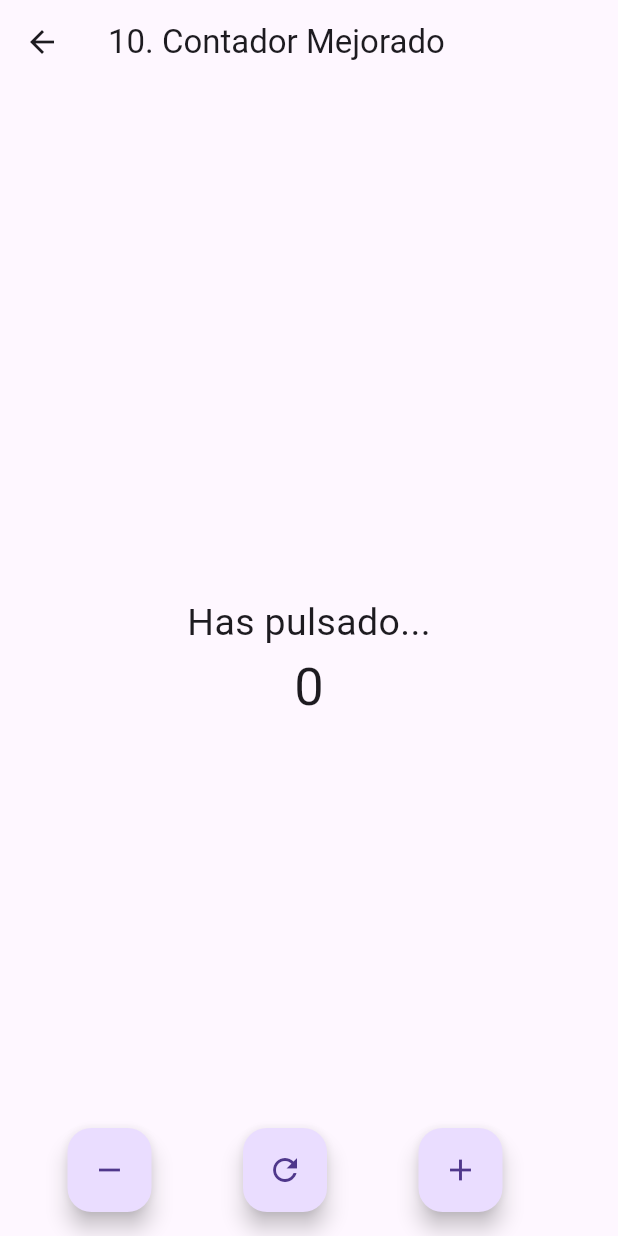
After one commit to dramcab717/PMDM_Daniel_Ramirez_26_27, a Flutter app: the Ejercicio10 screen opened directly, on a phone screen of 412 x 824 dp. The commit adds this screen. Run offline on Flutter 3.47's test engine with Material 3 defaults, Android fonts, the phone set to English and light mode, and no system bars; our stand-ins replace auto_size_text, google_fonts.

Commit message:
Entrega 3

```diff
--- /dev/null
+++ b/lib/screens/ejercicio10.dart
@@ -0,0 +1,75 @@
+import 'package:flutter/material.dart';
+
+class Ejercicio10 extends StatefulWidget {
+  const Ejercicio10({super.key});
+
+  @override
+  State<Ejercicio10> createState() => _Ejercicio10State();
+}
+
+class _Ejercicio10State extends State<Ejercicio10> {
+  int _contador = 0; // Variable que guarda el número
+
+  void _incrementar() {
+    setState(() {
+      _contador++;
+    });
+  }
+
+  void _decrementar() {
+    setState(() {
+      _contador--;
+    });
+  }
+
+  void _resetear() {
+    setState(() {
+      _contador = 0;
+    });
+  }
+
+  @override
+  Widget build(BuildContext context) {
+    return Scaffold(
+      appBar: AppBar(
+        title: const Text("10. Contador Mejorado"),
+      ),
+      body: Center(
+        child: Column(
+          mainAxisAlignment: MainAxisAlignment.center,
+          children: [
+            const Text(
+              'Has pulsado...',
+              style: TextStyle(fontSize: 25),
+            ),
+            Text(
+              '$_contador',
+              style: const TextStyle(fontSize: 35),
+            ),
+          ],
+        ),
+      ),
+      // Para poner varios botones, los agrupo en una fila repartiendo el espacio
+      floatingActionButton: Row(
+        mainAxisAlignment: MainAxisAlignment.spaceEvenly,
+        children: [
+          FloatingActionButton(
+            heroTag: "btnRestar",
+            onPressed: _decrementar,
+            child: const Icon(Icons.remove),
+          ),
+          FloatingActionButton(
+            heroTag: "btnReset",
+            onPressed: _resetear,
+            child: const Icon(Icons.refresh),
+          ),
+          FloatingActionButton(
+            heroTag: "btnSumar",
+            onPressed: _incrementar, // Llama al método de sumar
+            child: const Icon(Icons.add),
+          ),
+        ],
+      ),
+    );
+  }
+}
```
Also changed, not shown: lib/screens/cabecera_instagram.dart (added, +49 -0 lines), lib/screens/cuadricula_instagram.dart (added, +25 -0 lines), lib/screens/ejercicio11.dart (added, +37 -0 lines), lib/screens/historias_instagram.dart (added, +40 -0 lines), lib/widgets/menu_lateral.dart (+26 -0 lines), pubspec.yaml (+8 -0 lines), assets/images/foto1-ejercicio11.png (added), assets/images/foto2-ejercicio11.png (added), assets/images/foto3-ejercicio11.png (added), assets/images/foto4-ejercicio11.png (added), assets/images/foto5-ejercicio11.png (added), assets/images/foto6-ejercicio11.png (added), assets/images/foto7-ejercicio11.png (added), assets/images/foto8-ejercicio11.png (added).
